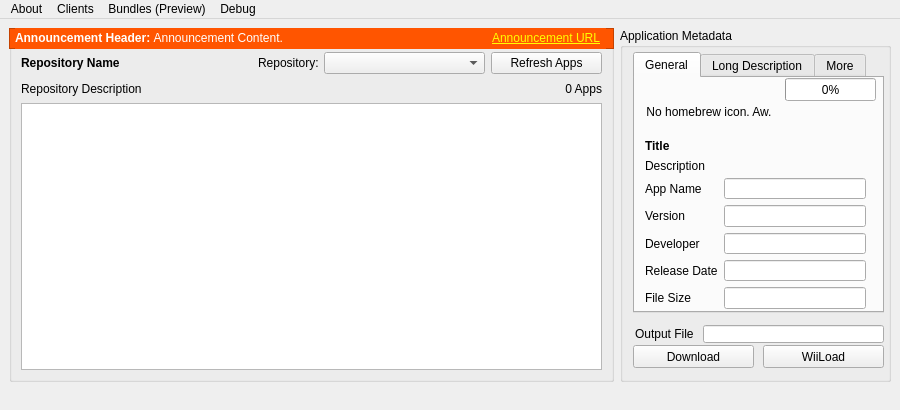
Before: the Qt Designer form gui/united.ui in dhtdht020/osc-dl, drawn with Qt 5.
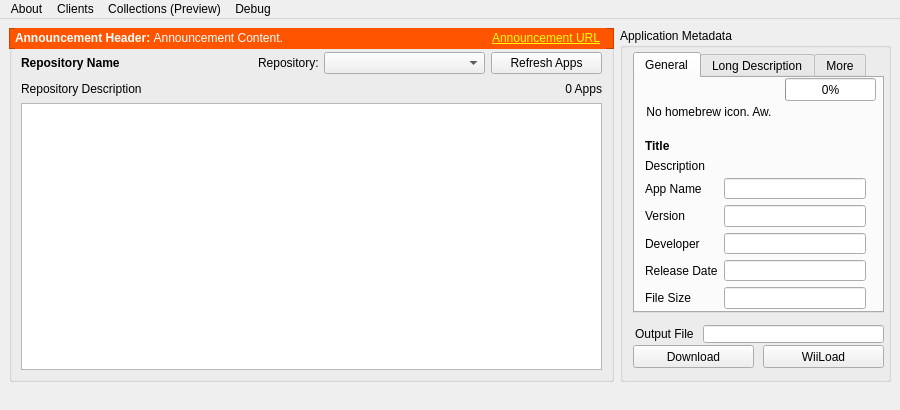
After: the same form once the commit is applied.

Commit message: Handles exception on file size load

What changed in the file:
```diff
--- a/gui/united.ui
+++ b/gui/united.ui
@@ -864,16 +864,16 @@
     <addaction name="menuHomebrew_Browser"/>
     <addaction name="menuOpen_Shop_Channel_DL"/>
    </widget>
-   <widget class="QMenu" name="menuBundles">
+   <widget class="QMenu" name="menuCollections">
     <property name="title">
-     <string>Bundles (Preview)</string>
+     <string>Collections (Preview)</string>
     </property>
     <addaction name="actionLoad_Bundle"/>
     <addaction name="actionCreate_Bundle"/>
    </widget>
    <addaction name="menuAbout"/>
    <addaction name="menuClients"/>
-   <addaction name="menuBundles"/>
+   <addaction name="menuCollections"/>
    <addaction name="menuDebug"/>
   </widget>
   <widget class="QStatusBar" name="statusBar">
```
Left out of the diff: 18 changed lines with no effect on the pictures. The commit also changes 2 other files.
